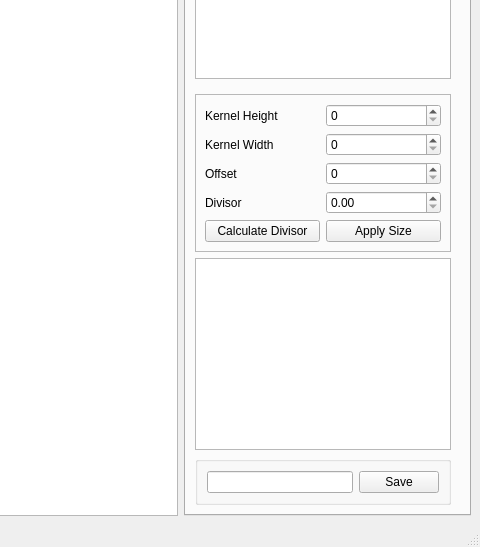
This is pmig.ui in foxdust42/PMIG as Qt 5 draws it before an edit; both pictures show x 920 to 1400 and y 253 to 800 of the 1400 by 800 pixel window. The edited form follows.
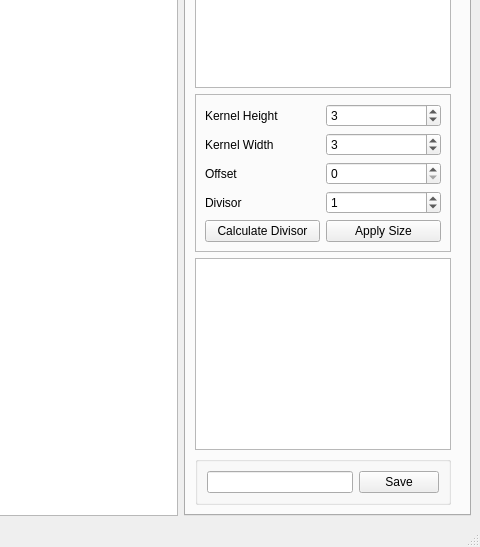
This is the edited form. Custom widgets are drawn as their Qt base class.

```diff
--- a/pmig.ui
+++ b/pmig.ui
@@ -65,6 +65,9 @@
              <property name="leftMargin">
               <number>0</number>
              </property>
+             <property name="topMargin">
+              <number>0</number>
+             </property>
              <property name="bottomMargin">
               <number>0</number>
              </property>
@@ -106,9 +109,6 @@
                   </property>
                  </widget>
                 </item>
-                <item row="3" column="1">
-                 <widget class="QDoubleSpinBox" name="doubleSpinBox"/>
-                </item>
                 <item row="0" column="0">
                  <widget class="QLabel" name="label">
                   <property name="text">
@@ -131,10 +131,30 @@
                  </widget>
                 </item>
                 <item row="1" column="1">
-                 <widget class="QSpinBox" name="spinBox_2"/>
+                 <widget class="QSpinBox" name="spinBox_Width">
+                  <property name="minimum">
+                   <number>1</number>
+                  </property>
+                  <property name="maximum">
+                   <number>15</number>
+                  </property>
+                  <property name="value">
+                   <number>3</number>
+                  </property>
+                 </widget>
                 </item>
                 <item row="0" column="1">
-                 <widget class="QSpinBox" name="spinBox"/>
+                 <widget class="QSpinBox" name="spinBox_Height">
+                  <property name="minimum">
+                   <number>1</number>
+                  </property>
+                  <property name="maximum">
+                   <number>15</number>
+                  </property>
+                  <property name="value">
+                   <number>3</number>
+                  </property>
+                 </widget>
                 </item>
                 <item row="5" column="0">
                  <widget class="QPushButton" name="pushButton_3">
@@ -150,6 +170,19 @@
                   </property>
                  </widget>
                 </item>
+                <item row="3" column="1">
+                 <widget class="QSpinBox" name="spinBox_Divisor">
+                  <property name="minimum">
+                   <number>-2147483647</number>
+                  </property>
+                  <property name="maximum">
+                   <number>2147483647</number>
+                  </property>
+                  <property name="value">
+                   <number>1</number>
+                  </property>
+                 </widget>
+                </item>
                </layout>
               </widget>
              </item>
```
Left out of the diff: 16 changed lines with no effect on the pictures.
